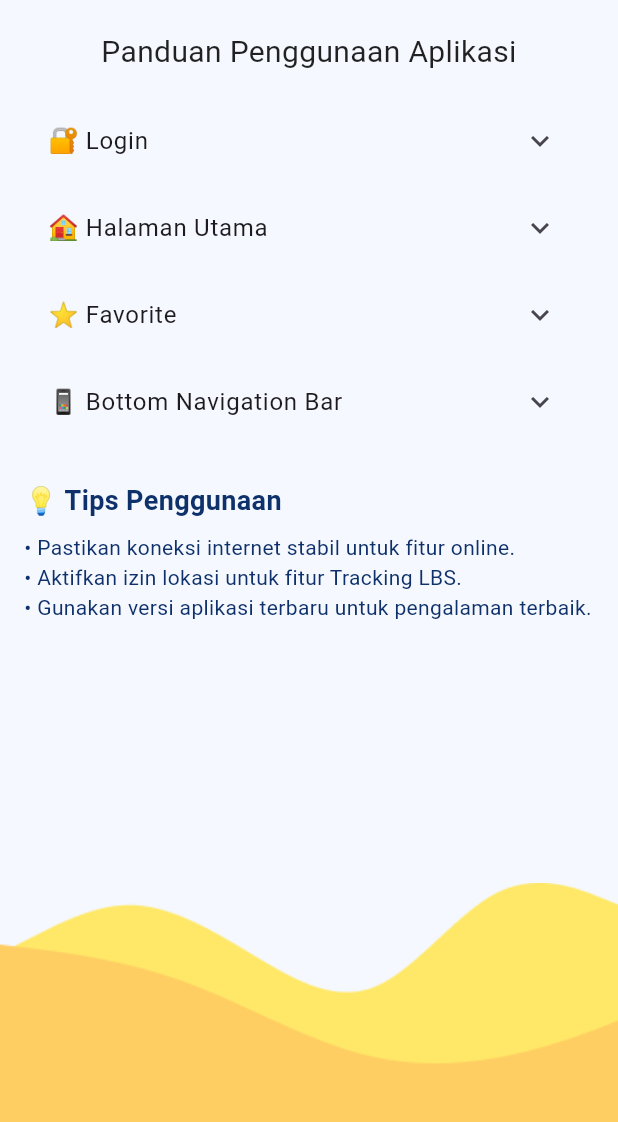
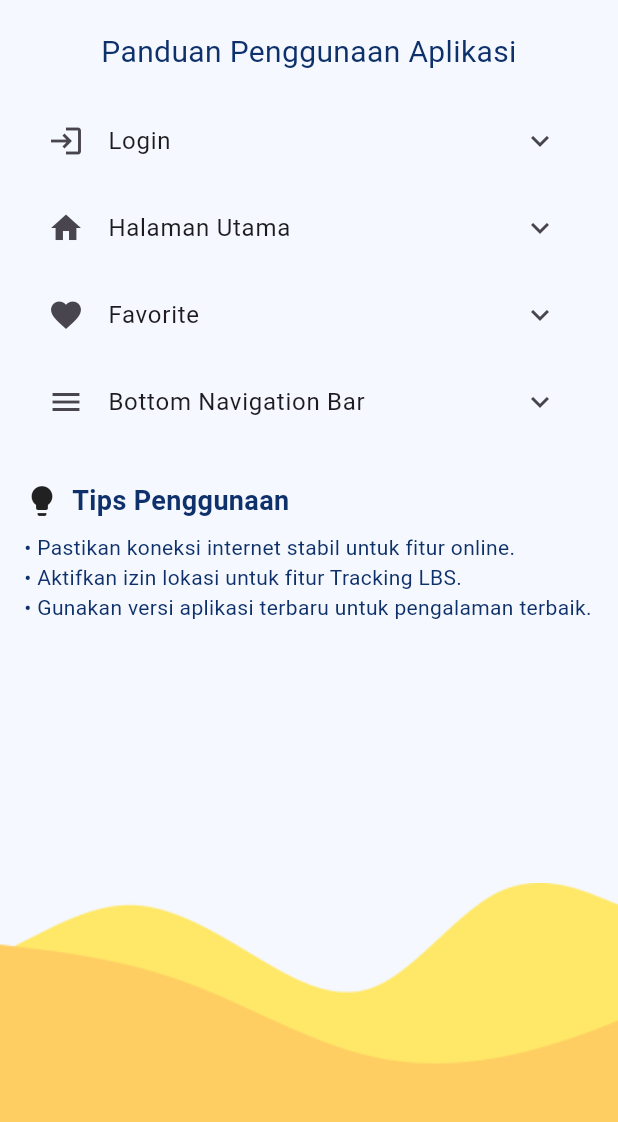
Before and after one commit to Ayazzzzzzz/Tugas3_TPM, a Flutter app: the HelpMenu screen opened directly, on a phone screen of 412 x 824 dp, the part 114-1236 px from its top. Run offline on Flutter 3.47's test engine with Material 3 defaults, Android fonts, the phone set to English and light mode, and no system bars; our stand-ins replace google_fonts.

Commit message:
update dheaa

```diff
--- a/lib/main.dart
+++ b/lib/main.dart
@@ -2,6 +2,7 @@ import 'package:flutter/material.dart';
 import 'package:google_fonts/google_fonts.dart';
 import 'package:tugas3_tpm/pages/cekbilangan.dart';
 import 'package:tugas3_tpm/pages/daftar_anggota.dart';
+import 'package:tugas3_tpm/pages/help.dart';
 import 'login.dart';
 import '../pages/rekomendasi_list.dart';
 
@@ -23,7 +24,7 @@ class MyApp extends StatelessWidget {
           bodyColor: const Color.fromARGB(255, 14, 49, 107),
         ),
       ),
-      home: DaftarAnggotaPage(),
+      home: HelpMenu(),
     );
   }
 }
--- a/lib/pages/help.dart
+++ b/lib/pages/help.dart
@@ -42,7 +42,7 @@ class HelpMenu extends StatelessWidget {
                       'Panduan Penggunaan Aplikasi',
                       textAlign: TextAlign.center,
                       style: GoogleFonts.rubikMonoOne(
-                        color: Colors.black87,
+                        color: const Color(0xFF0E316B),
                         fontSize: 20,
                       ),
                     ),
@@ -51,7 +51,8 @@ class HelpMenu extends StatelessWidget {
                   const SizedBox(height: 16),
 
                   ExpansionTile(
-                    title: const Text("🔐 Login"),
+                    leading: const Icon(Icons.login),
+                    title: const Text("Login"),
                     children: const [
                       ListTile(
                         title: Text(
@@ -64,7 +65,8 @@ class HelpMenu extends StatelessWidget {
                   ),
 
                   ExpansionTile(
-                    title: const Text("🏠 Halaman Utama"),
+                    leading: const Icon(Icons.home),
+                    title: const Text("Halaman Utama"),
                     children: const [
                       ListTile(title: Text("Terdiri dari 5 menu utama yang ditampilkan secara vertikal di tengah layar:")),
                       ListTile(title: Text("1. Stopwatch - Mulai, Berhenti, dan Reset stopwatch.")),
@@ -76,7 +78,8 @@ class HelpMenu extends StatelessWidget {
                   ),
 
                   ExpansionTile(
-                    title: const Text("⭐ Favorite"),
+                    leading: const Icon(Icons.favorite),
+                    title: const Text("Favorite"),
                     children: const [
                       ListTile(
                         title: Text("Gunakan fitur ini untuk menyimpan halaman favorit dari situs atau menu lain."),
@@ -85,7 +88,8 @@ class HelpMenu extends StatelessWidget {
                   ),
 
                   ExpansionTile(
-                    title: const Text("📱 Bottom Navigation Bar"),
+                    leading: const Icon(Icons.menu),
+                    title: const Text("Bottom Navigation Bar"),
                     children: const [
                       ListTile(title: Text("1. Beranda - Kembali ke halaman utama.")),
                       ListTile(title: Text("2. Daftar Anggota - Tampilkan informasi anggota tim pembuat aplikasi.")),
@@ -95,9 +99,15 @@ class HelpMenu extends StatelessWidget {
                   ),
 
                   const SizedBox(height: 24),
-                  const Text(
-                    "💡 Tips Penggunaan",
-                    style: TextStyle(fontWeight: FontWeight.bold, fontSize: 18),
+                  Row(
+                    children: const [
+                      Icon(Icons.lightbulb),
+                      SizedBox(width: 8),
+                      Text(
+                        "Tips Penggunaan",
+                        style: TextStyle(fontWeight: FontWeight.bold, fontSize: 18),
+                      ),
+                    ],
                   ),
                   const SizedBox(height: 8),
                   const Text("• Pastikan koneksi internet stabil untuk fitur online."),
```
